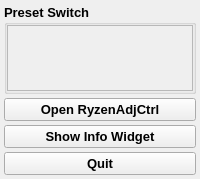
Qt form CtrlPopupWidget.ui (xodj/RyzenAdjCtrl) before a commit.
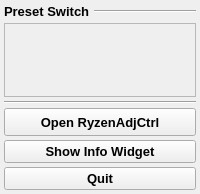
The same form after that commit. Icons and pictures are not drawn.

```diff
--- a/CtrlPopupWidget.ui
+++ b/CtrlPopupWidget.ui
@@ -7,7 +7,7 @@
     <x>0</x>
     <y>0</y>
     <width>200</width>
-    <height>179</height>
+    <height>194</height>
    </rect>
   </property>
   <property name="sizePolicy">
@@ -42,9 +42,11 @@
     <number>4</number>
    </property>
    <item>
-    <widget class="QGroupBox" name="groupBox">
+    <layout class="QHBoxLayout" name="horizontalLayout">
+     <item>
+      <widget class="QLabel" name="label">
      <property name="sizePolicy">
-      <sizepolicy hsizetype="Preferred" vsizetype="MinimumExpanding">
+        <sizepolicy hsizetype="Maximum" vsizetype="Preferred">
        <horstretch>0</horstretch>
        <verstretch>0</verstretch>
       </sizepolicy>
@@ -53,31 +55,24 @@
       <font>
        <pointsize>10</pointsize>
        <weight>75</weight>
+         <italic>false</italic>
        <bold>true</bold>
       </font>
      </property>
-     <property name="title">
+       <property name="text">
       <string>Preset Switch</string>
      </property>
-     <property name="flat">
-      <bool>true</bool>
-     </property>
-     <layout class="QVBoxLayout" name="verticalLayout_3">
-      <property name="spacing">
-       <number>0</number>
-      </property>
-      <property name="leftMargin">
-       <number>0</number>
-      </property>
-      <property name="topMargin">
-       <number>0</number>
-      </property>
-      <property name="rightMargin">
-       <number>0</number>
-      </property>
-      <property name="bottomMargin">
-       <number>0</number>
-      </property>
+      </widget>
+     </item>
+     <item>
+      <widget class="Line" name="line_2">
+       <property name="orientation">
+        <enum>Qt::Horizontal</enum>
+       </property>
+      </widget>
+     </item>
+    </layout>
+   </item>
       <item>
        <widget class="QScrollArea" name="scrollArea">
         <property name="horizontalScrollBarPolicy">
@@ -91,7 +86,7 @@
           <rect>
            <x>0</x>
            <y>0</y>
-           <width>188</width>
+        <width>190</width>
            <height>69</height>
           </rect>
          </property>
@@ -115,7 +110,11 @@
         </widget>
        </widget>
       </item>
-     </layout>
+   <item>
+    <widget class="Line" name="line">
+     <property name="orientation">
+      <enum>Qt::Horizontal</enum>
+     </property>
     </widget>
    </item>
    <item>
@@ -123,7 +122,7 @@
      <property name="minimumSize">
       <size>
        <width>85</width>
-       <height>23</height>
+       <height>28</height>
       </size>
      </property>
      <property name="font">
```
Lines whose indentation alone changed are shown as unchanged.
